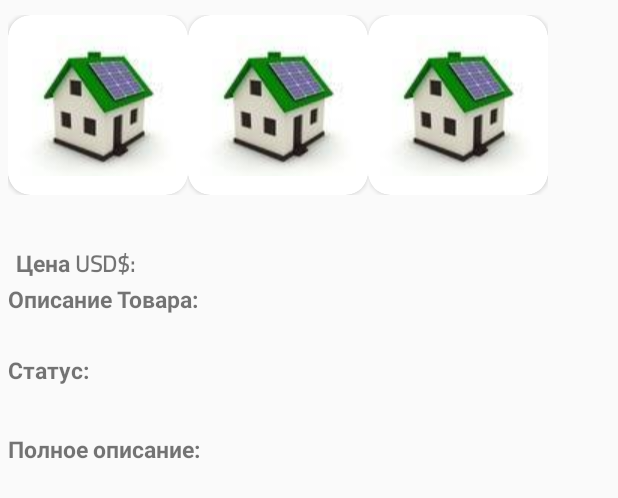
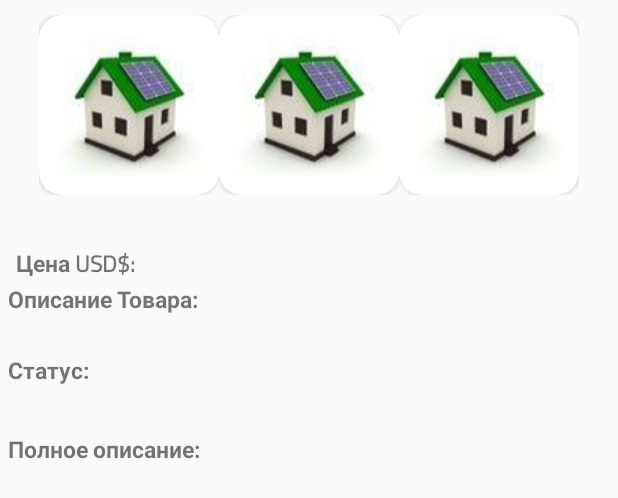
Before and after one commit to stoianov46/EcoistMarket, an Android app: the layout fragment_product.xml on its own in the app's theme, with its tools: preview values and no code run, on a phone screen of 412 x 824 dp. Shown: the top 498 px of the screen. Run offline under Robolectric (Android 15) with nearby library versions, the phone set to English and light mode, and no system bars; network calls fail.

Commit message:
fix gravity center

```diff
--- a/app/src/main/java/com/ecoist/market/data/roomdb/PhotoRepositoryEco.kt
+++ b/app/src/main/java/com/ecoist/market/data/roomdb/PhotoRepositoryEco.kt
@@ -23,13 +23,11 @@ class PhotoRepositoryEco(private val apiService: ApiService) {
             fetch = {
                 apiService.getPhotoList(name)
             },
-
             saveFetchResult = { item ->
                 withContext(io) {
                     PhotoMapper.mapToPhotoModel(item).also { dao.insert(*it.toTypedArray()) }
                 }
             }
-
         )
     }
 
--- a/app/src/main/java/com/ecoist/market/presentation/category/common/CategoryCommonListViewModel.kt
+++ b/app/src/main/java/com/ecoist/market/presentation/category/common/CategoryCommonListViewModel.kt
@@ -21,9 +21,7 @@ class CategoryCommonListViewModel(
         get() = categoryListEmitterRoom
     private val categoryListEmitterRoom = MutableLiveData<List<CategoryModel>>()
 
-
     fun resource(parentId:Long)=repo.getItems(parentId).asLiveData()
-
 
 /*
     fun liveDate(parentCategoryId: Long) = repo.getLiveDateById(parentCategoryId)
--- a/app/src/main/res/layout/fragment_product.xml
+++ b/app/src/main/res/layout/fragment_product.xml
@@ -15,7 +15,7 @@
             android:fillViewport="true"
             app:layout_constraintBottom_toBottomOf="parent"
             app:layout_constraintTop_toTopOf="parent"
-            app:layout_constraintVertical_bias="1.0">
+          >
 
             <androidx.constraintlayout.widget.ConstraintLayout
                 android:layout_width="match_parent"
@@ -26,7 +26,7 @@
 
                 <LinearLayout
                     android:id="@+id/liner"
-                    android:layout_width="wrap_content"
+                    android:layout_width="match_parent"
                     android:layout_height="wrap_content"
                     android:gravity="center"
                     android:orientation="horizontal"
@@ -37,6 +37,7 @@
                         android:id="@+id/photo_recycler"
                         android:layout_width="wrap_content"
                         android:layout_height="wrap_content"
+                        android:layout_gravity="center"
                         android:orientation="horizontal"
                         app:layoutManager="androidx.recyclerview.widget.LinearLayoutManager"
                         app:layout_constraintEnd_toEndOf="parent"
--- a/app/src/main/res/layout/photo_item.xml
+++ b/app/src/main/res/layout/photo_item.xml
@@ -9,6 +9,7 @@
 
     <androidx.constraintlayout.widget.ConstraintLayout xmlns:android="http://schemas.android.com/apk/res/android"
         xmlns:app="http://schemas.android.com/apk/res-auto"
+        android:layout_gravity="center"
         android:layout_width="wrap_content"
         android:layout_height="wrap_content">
 
```
